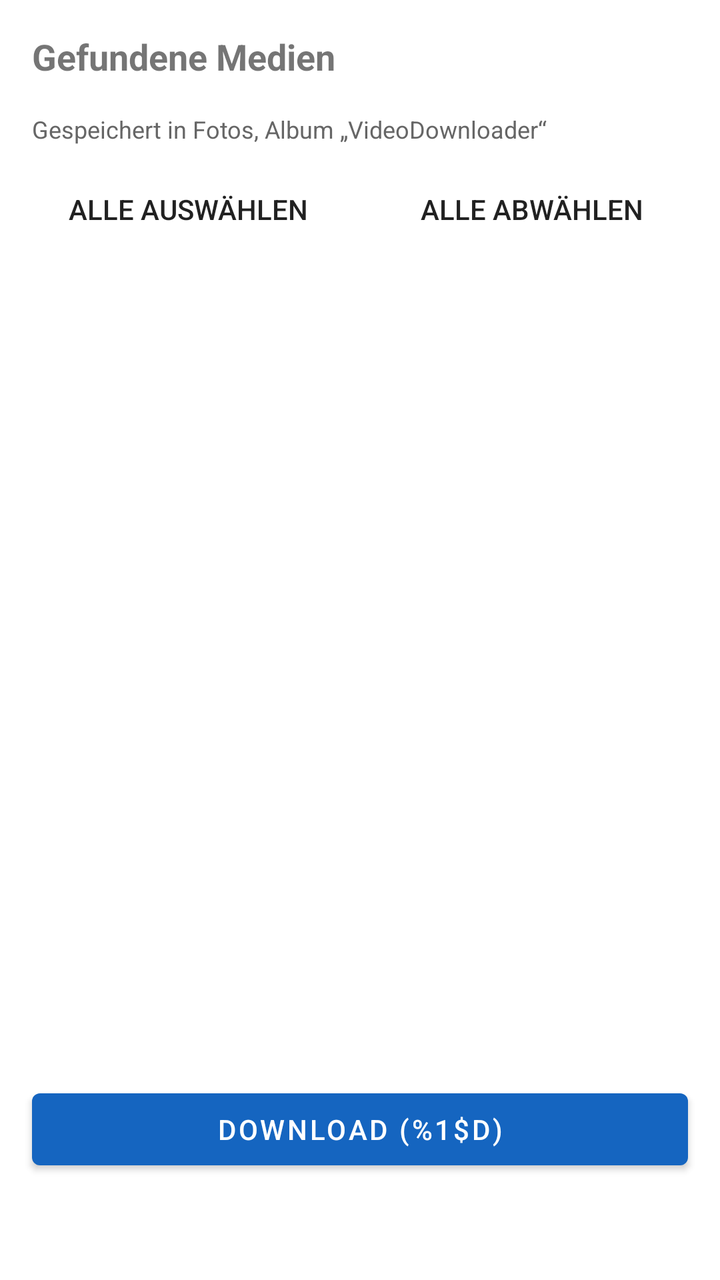
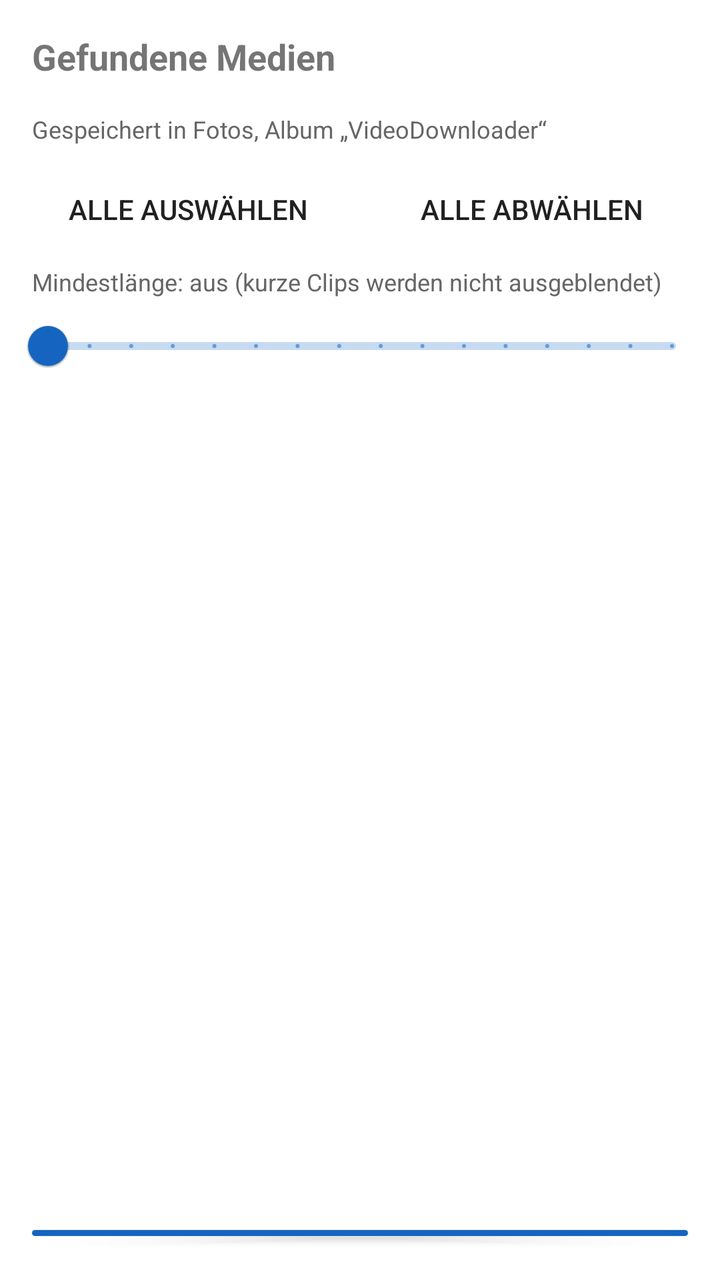

Compare the two renders of this Android layout. The source of the first and the diff that turns it into the second are given below.
<!-- AndroidManifest.xml: application theme Theme.VideoDownloader -->
<!-- res/layout/fragment_media_list.xml -->
<?xml version="1.0" encoding="utf-8"?>
<LinearLayout xmlns:android="http://schemas.android.com/apk/res/android"
    android:layout_width="match_parent"
    android:layout_height="wrap_content"
    android:orientation="vertical"
    android:paddingBottom="16dp">

    <TextView
        android:id="@+id/title"
        android:layout_width="match_parent"
        android:layout_height="wrap_content"
        android:padding="16dp"
        android:text="@string/media_list_title"
        android:textSize="18sp"
        android:textStyle="bold" />

    <TextView
        android:layout_width="match_parent"
        android:layout_height="wrap_content"
        android:paddingStart="16dp"
        android:paddingEnd="16dp"
        android:paddingBottom="8dp"
        android:text="@string/album_hint"
        android:textColor="#666666"
        android:textSize="12sp" />

    <LinearLayout
        android:layout_width="match_parent"
        android:layout_height="wrap_content"
        android:orientation="horizontal"
        android:paddingStart="8dp"
        android:paddingEnd="8dp">

        <Button
            android:id="@+id/checkAll"
            style="?android:attr/borderlessButtonStyle"
            android:layout_width="0dp"
            android:layout_height="wrap_content"
            android:layout_weight="1"
            android:text="@string/select_all" />

        <Button
            android:id="@+id/uncheckAll"
            style="?android:attr/borderlessButtonStyle"
            android:layout_width="0dp"
            android:layout_height="wrap_content"
            android:layout_weight="1"
            android:text="@string/deselect_all" />
    </LinearLayout>

    <TextView
        android:id="@+id/emptyLabel"
        android:layout_width="match_parent"
        android:layout_height="wrap_content"
        android:gravity="center"
        android:padding="24dp"
        android:text="@string/empty_list"
        android:visibility="gone" />

    <androidx.recyclerview.widget.RecyclerView
        android:id="@+id/recyclerView"
        android:layout_width="match_parent"
        android:layout_height="400dp"
        android:nestedScrollingEnabled="true"
        tools:listitem="@layout/item_media"
        xmlns:tools="http://schemas.android.com/tools" />

    <com.google.android.material.button.MaterialButton
        android:id="@+id/btnDownload"
        android:layout_width="match_parent"
        android:layout_height="wrap_content"
        android:layout_marginStart="16dp"
        android:layout_marginTop="12dp"
        android:layout_marginEnd="16dp"
        android:text="@string/download_count" />

</LinearLayout>
<!-- res/layout/item_media.xml (included above) -->
<?xml version="1.0" encoding="utf-8"?>
<LinearLayout xmlns:android="http://schemas.android.com/apk/res/android"
    android:layout_width="match_parent"
    android:layout_height="wrap_content"
    android:gravity="center_vertical"
    android:orientation="horizontal"
    android:paddingStart="16dp"
    android:paddingTop="10dp"
    android:paddingEnd="16dp"
    android:paddingBottom="10dp">

    <CheckBox
        android:id="@+id/checkbox"
        android:layout_width="wrap_content"
        android:layout_height="wrap_content" />

    <ImageView
        android:id="@+id/thumbnail"
        android:layout_width="48dp"
        android:layout_height="48dp"
        android:layout_marginStart="12dp"
        android:background="#E0E0E0"
        android:contentDescription="@null"
        android:scaleType="centerCrop" />

    <LinearLayout
        android:layout_width="0dp"
        android:layout_height="wrap_content"
        android:layout_marginStart="12dp"
        android:layout_weight="1"
        android:orientation="vertical">

        <TextView
            android:id="@+id/fileName"
            android:layout_width="match_parent"
            android:layout_height="wrap_content"
            android:ellipsize="middle"
            android:singleLine="true"
            android:textColor="#000000"
            android:textSize="15sp"
            android:textStyle="bold" />

        <TextView
            android:id="@+id/subtitle"
            android:layout_width="match_parent"
            android:layout_height="wrap_content"
            android:textColor="#666666"
            android:textSize="13sp" />
    </LinearLayout>

    <LinearLayout
        android:layout_width="wrap_content"
        android:layout_height="wrap_content"
        android:layout_marginStart="8dp"
        android:gravity="center"
        android:orientation="vertical">

        <ProgressBar
            android:id="@+id/progressBar"
            style="?android:attr/progressBarStyleHorizontal"
            android:layout_width="60dp"
            android:layout_height="wrap_content"
            android:max="100"
            android:visibility="gone" />

        <TextView
            android:id="@+id/statusText"
            android:layout_width="wrap_content"
            android:layout_height="wrap_content"
            android:textSize="12sp"
            android:visibility="gone" />
    </LinearLayout>

</LinearLayout>
<!-- resources referenced by this layout -->
<resources>
  <string name="album_hint">Gespeichert in Fotos, Album „VideoDownloader“</string>
  <string name="deselect_all">Alle abwählen</string>
  <string name="download_count">Download (%1$d)</string>
  <string name="empty_list">Keine Medien gefunden</string>
  <string name="media_list_title">Gefundene Medien</string>
  <string name="select_all">Alle auswählen</string>
  <style name="Theme.VideoDownloader" parent="Theme.MaterialComponents.DayNight.NoActionBar">
          <item name="colorPrimary">@color/primary</item>
          <item name="colorPrimaryDark">@color/primary_dark</item>
          <item name="colorAccent">@color/accent</item>
          <item name="android:statusBarColor" tools:targetApi="21">@color/primary_dark</item>
          <item name="android:windowBackground">@color/background</item>
      </style>
  <color name="primary">#1565C0</color>
  <color name="primary_dark">#0D47A1</color>
  <color name="accent">#00897B</color>
  <color name="background">#FFFFFF</color>
</resources>

<!-- the commit's change to res/layout/fragment_media_list.xml (unified diff, before → after) -->
@@ -47,6 +47,28 @@
             android:layout_weight="1"
             android:text="@string/deselect_all" />
     </LinearLayout>
+
+    <TextView
+        android:id="@+id/minDurationLabel"
+        android:layout_width="match_parent"
+        android:layout_height="wrap_content"
+        android:paddingStart="16dp"
+        android:paddingEnd="16dp"
+        android:paddingTop="4dp"
+        android:text="@string/min_duration_off"
+        android:textColor="#666666"
+        android:textSize="12sp" />
+
+    <com.google.android.material.slider.Slider
+        android:id="@+id/minDurationSlider"
+        android:layout_width="match_parent"
+        android:layout_height="wrap_content"
+        android:layout_marginStart="8dp"
+        android:layout_marginEnd="8dp"
+        android:stepSize="1"
+        android:value="0"
+        android:valueFrom="0"
+        android:valueTo="15" />
 
     <TextView
         android:id="@+id/emptyLabel"
<!-- resource entries referenced after the edit -->
@@ -5,6 +5,7 @@
   <string name="download_count">Download (%1$d)</string>
   <string name="empty_list">Keine Medien gefunden</string>
   <string name="media_list_title">Gefundene Medien</string>
+  <string name="min_duration_off">Mindestlänge: aus (kurze Clips werden nicht ausgeblendet)</string>
   <string name="select_all">Alle auswählen</string>
   <style name="Theme.VideoDownloader" parent="Theme.MaterialComponents.DayNight.NoActionBar">
           <item name="colorPrimary">@color/primary</item>
